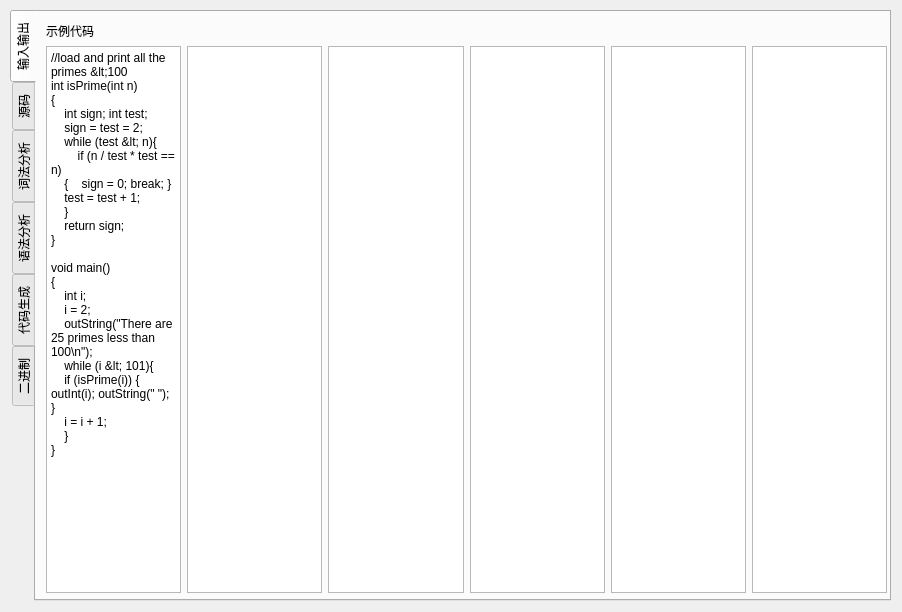
This is mainwindow.ui in zzwwff/Loonguage as Qt 5 draws it before an edit. The edited form follows.
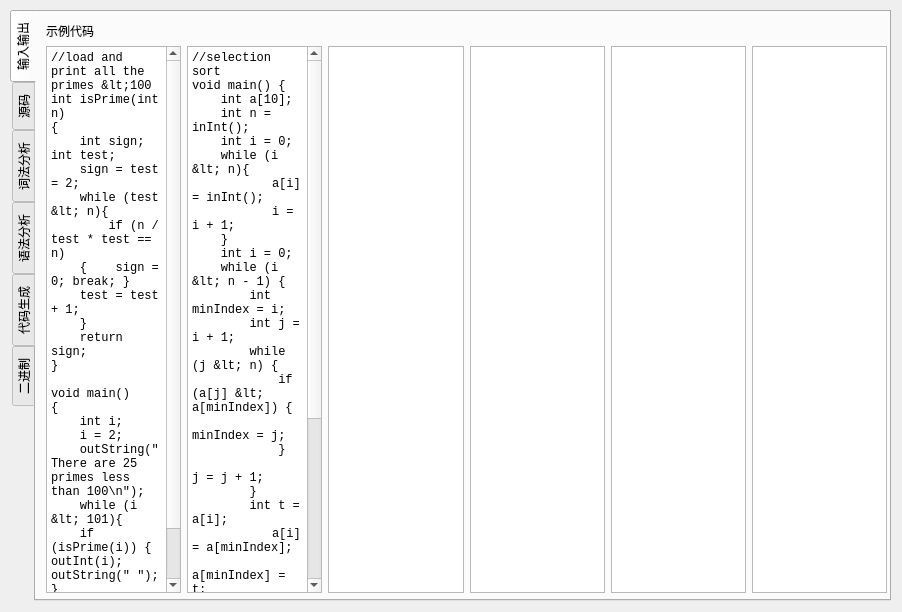
This is the edited form. The open tabs and pages were chosen to show the change.

```diff
--- a/mainwindow.ui
+++ b/mainwindow.ui
@@ -69,6 +69,11 @@
         <layout class="QHBoxLayout" name="horizontalLayout_17">
          <item>
           <widget class="QPlainTextEdit" name="plainTextEdit">
+           <property name="font">
+            <font>
+             <family>Consolas</family>
+            </font>
+           </property>
            <property name="plainText">
             <string>//load and print all the primes &lt;100
 int isPrime(int n)
@@ -97,7 +102,47 @@
           </widget>
          </item>
          <item>
-          <widget class="QPlainTextEdit" name="plainTextEdit_2"/>
+          <widget class="QPlainTextEdit" name="plainTextEdit_2">
+           <property name="font">
+            <font>
+             <family>Consolas</family>
+            </font>
+           </property>
+           <property name="plainText">
+            <string>//selection sort
+void main() {
+    int a[10];
+    int n = inInt();
+    int i = 0;
+    while (i &lt; n){
+	a[i] = inInt();
+	i = i + 1;
+    }
+    int i = 0;
+    while (i &lt; n - 1) {
+        int minIndex = i;
+        int j = i + 1;
+        while (j &lt; n) {
+            if (a[j] &lt; a[minIndex]) {
+                minIndex = j; 
+            }
+	    j = j + 1;
+        }
+        int t = a[i];
+	a[i] = a[minIndex];
+	a[minIndex] = t;
+        i = i + 1;
+
+    }
+    int i = 0;
+    while (i &lt; n){
+	outInt(a[i]);
+	outString(&quot;\n&quot;);
+	i = i + 1;
+    }
+}</string>
+           </property>
+          </widget>
          </item>
          <item>
           <widget class="QPlainTextEdit" name="plainTextEdit_3"/>
```
Left out of the diff: 86 changed lines with no effect on the pictures.
